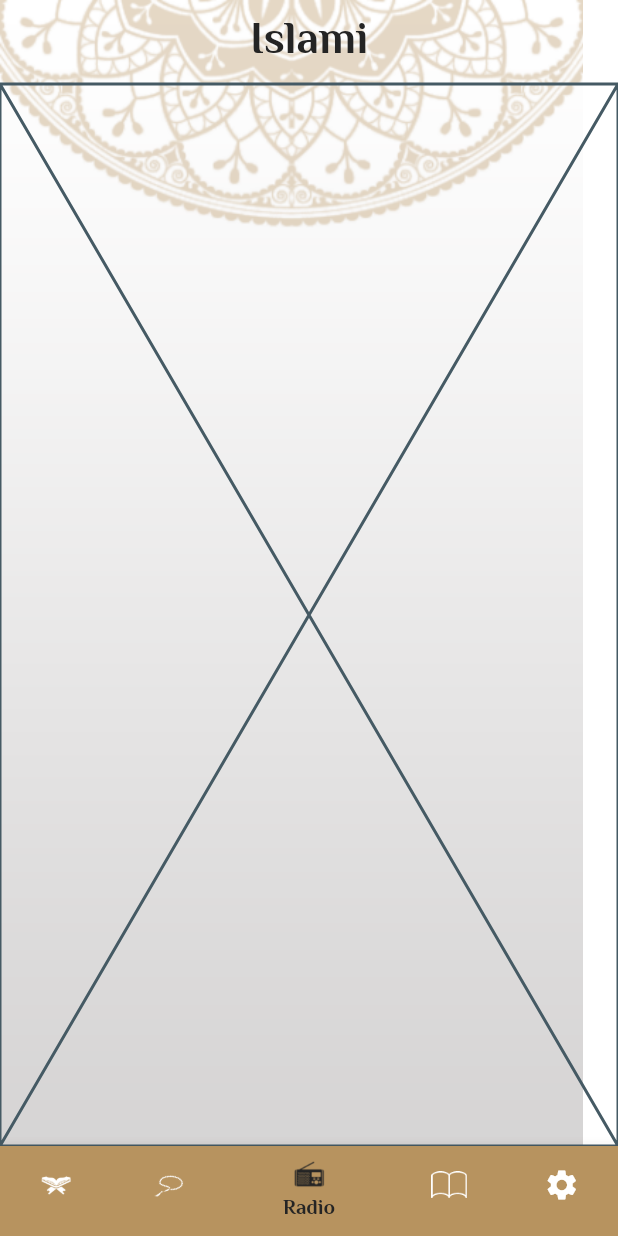
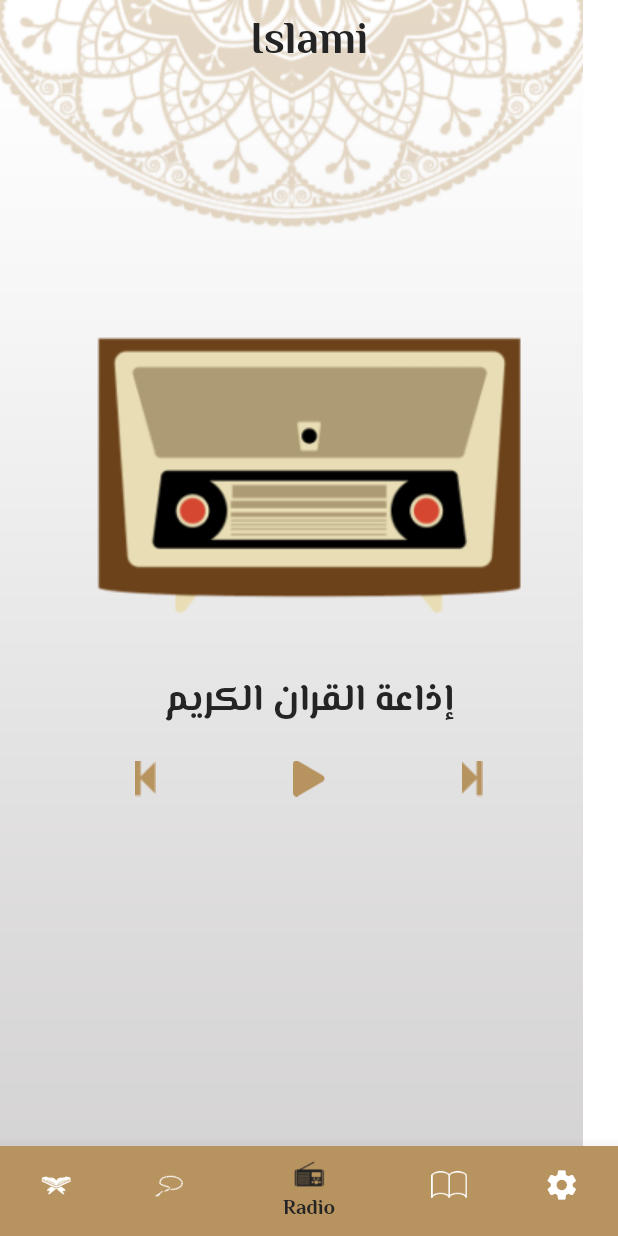
Before and after one commit to Abd2lhakam19/islami_app, a Flutter app: the screen it shows after launch, item 3 of the bottom bar chosen, on a phone screen of 412 x 824 dp. Run offline on Flutter 3.47's test engine with Material 2 defaults, Android fonts, the phone set to English and light mode, and no system bars; our stand-ins replace google_fonts.

Commit message:
Finished Radio Tap

```diff
--- a/lib/tabs/radioTab.dart
+++ b/lib/tabs/radioTab.dart
@@ -1,10 +1,39 @@
 import 'package:flutter/material.dart';
+import 'package:islami_app/myThemeData.dart';
 
 class RadioTab extends StatelessWidget {
   const RadioTab({super.key});
 
   @override
   Widget build(BuildContext context) {
-    return const Placeholder();
+    return  Padding(
+      padding: const EdgeInsets.only(top: 150),
+      child: Center(
+        child: Column(
+          children: [
+            Image.asset("assets/images/radio_image.png"),
+            SizedBox(
+              height: 20,
+            ),
+            Text("إذاعة القران الكريم",style: Theme.of(context).textTheme.bodyMedium!.copyWith(
+              color: MyThemeData.blackColor
+            ),),
+            SizedBox(
+              height: 20,
+            ),
+            Row(
+              mainAxisSize: MainAxisSize.max,
+              mainAxisAlignment: MainAxisAlignment.spaceEvenly,
+              children: [
+               ImageIcon(AssetImage("assets/images/prev.png",),color: MyThemeData.primaryColor,),
+                ImageIcon(AssetImage("assets/images/play.png"),color: MyThemeData.primaryColor,),
+                ImageIcon(AssetImage("assets/images/next.png"),color: MyThemeData.primaryColor,)
+
+              ],
+            )
+          ],
+        ),
+      ),
+    );
   }
 }
```
Also changed, not shown: assets/images/2.0x/next@2x.png (added), assets/images/2.0x/play@2x.png (added), assets/images/2.0x/prev@2x.png (added), assets/images/3.0x/next@3x.png (added), assets/images/3.0x/play@3x.png (added), assets/images/3.0x/prev@3x.png (added), assets/images/next.png (added), assets/images/play.png (added), assets/images/prev.png (added).
